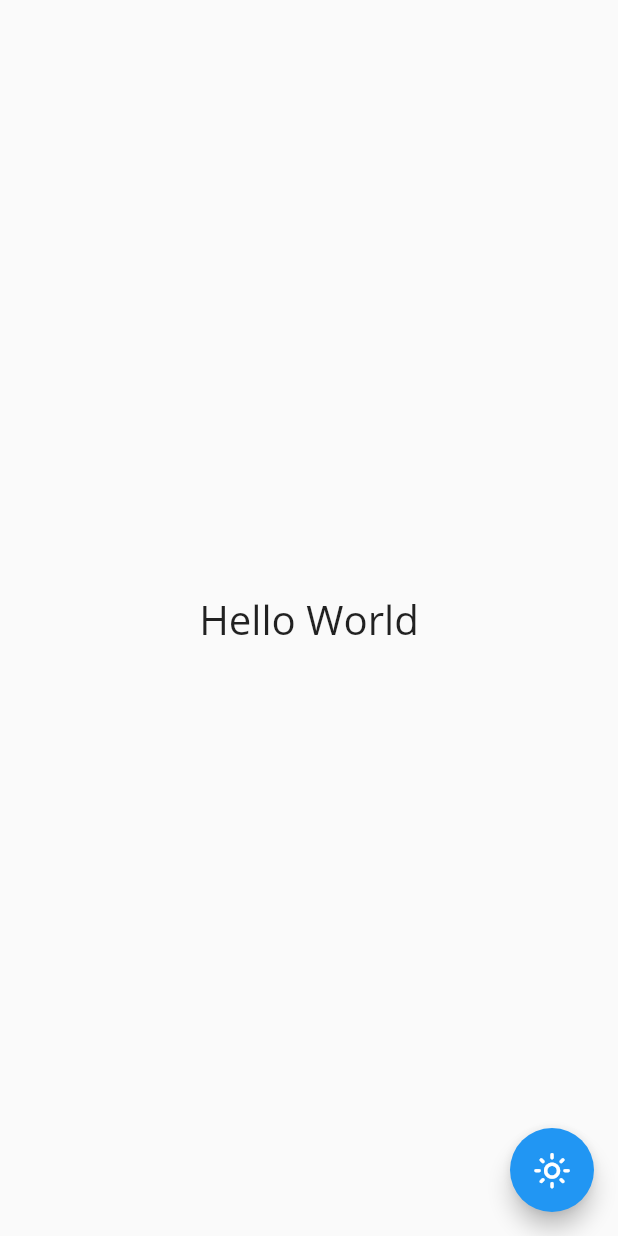
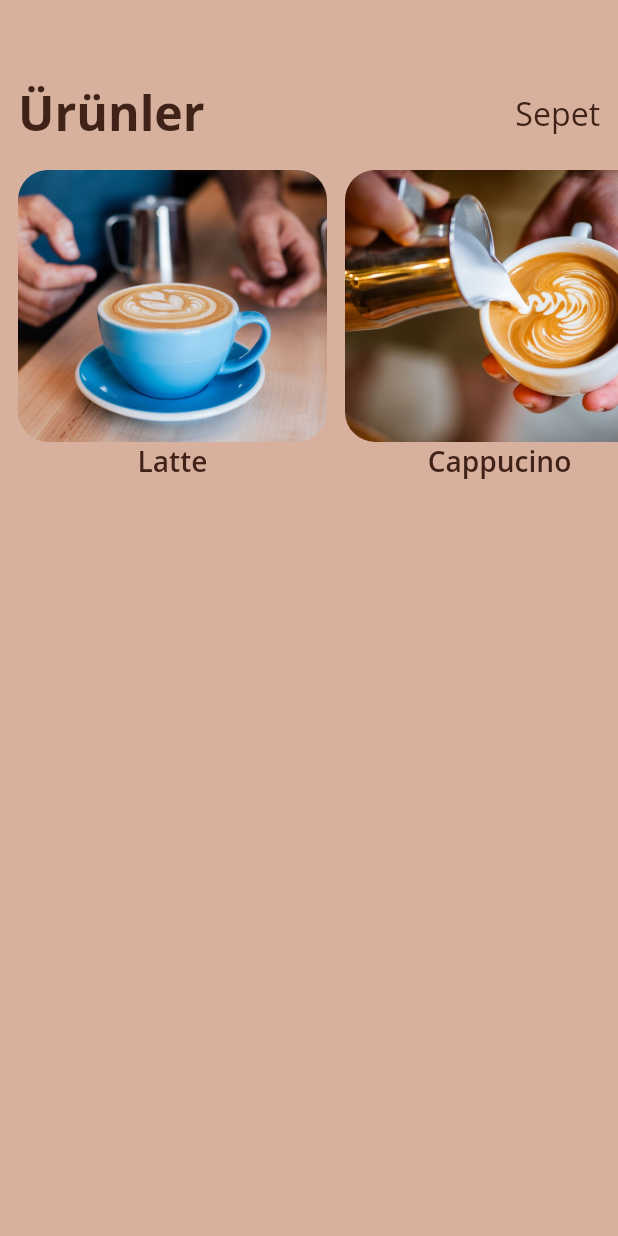
Before and after one commit to CaferPoyrazoglu/flutter_working_on_getx, a Flutter app: the screen it shows after launch, on a phone screen of 412 x 824 dp. Run offline on Flutter 3.47's test engine with Material 2 defaults, Android fonts, the phone set to English and light mode, and no system bars; our stand-ins replace get, get_storage.

Commit message:
kahve app gelistiriyorum

```diff
--- a/lib/pages/home.dart
+++ b/lib/pages/home.dart
@@ -1,7 +1,7 @@
 import 'package:flutter/material.dart';
 import 'package:myapp/theme/theme_data.dart';
-import 'package:myapp/theme/theme_service.dart';
 import 'package:myapp/widgets/custom_headline.dart';
+import 'package:myapp/widgets/horizontal_slide_item.dart';
 
 class HomePage extends StatefulWidget {
   @override
@@ -12,21 +12,68 @@ class _HomePageState extends State<HomePage> {
   @override
   Widget build(BuildContext context) {
     return Scaffold(
-      floatingActionButton: FloatingActionButton(
-        child: Icon(
-          Icons.light_mode_outlined,
-          size: width / 16.0,
+      backgroundColor: color4,
+      body: bodyGetir(),
+    );
+  }
+
+  bodyGetir() {
+    return Column(
+      children: [
+        SizedBox(
+          height: height * 0.05,
         ),
-        onPressed: () {
-          ThemeService().changeThemeMode();
-        },
+        baslikSatirGetir(),
+        SizedBox(
+          height: height * 0.005,
+        ),
+        slideGetir(),
+        SizedBox(
+          height: height * 0.020,
+        ),
+      ],
+    );
+  }
+
+  Expanded slideGetir() {
+    return Expanded(
+      child: ListView(
+        padding: EdgeInsets.symmetric(horizontal: 6.0),
+        physics: BouncingScrollPhysics(),
+        scrollDirection: Axis.horizontal,
+        children: [
+          HorizontalSlideItem(
+            image: "assets/images/coffee03.jpg",
+            name: "Latte",
+          ),
+          HorizontalSlideItem(
+            image: "assets/images/coffee02.jpg",
+            name: "Cappucino",
+          ),
+          HorizontalSlideItem(
+            image: "assets/images/coffee01.jpg",
+            name: "Americano",
+          ),
+        ],
       ),
-      body: Center(
-          child: Container(
-        child: CustomHeadline(
-          text: "Hello World",
-        ),
-      )),
+    );
+  }
+
+  Padding baslikSatirGetir() {
+    return Padding(
+      padding: mainPadding,
+      child: Row(
+        mainAxisAlignment: MainAxisAlignment.spaceBetween,
+        children: [
+          CustomHeadline(
+            text: "Ürünler",
+            myColor: color1,
+            fSize: 1.2,
+            myFW: FontWeight.bold,
+          ),
+          CustomHeadline(text: "Sepet", fSize: 0.8, myColor: color1),
+        ],
+      ),
     );
   }
 }
--- a/lib/theme/theme_service.dart
+++ b/lib/theme/theme_service.dart
@@ -32,6 +32,6 @@ class Themes {
     iconTheme: const IconThemeData(color: Colors.black),
   );
   final darkTheme = ThemeData.dark().copyWith(
-    primaryColor: colorPrimary,
+    primaryColor: color1,
   );
 }
--- /dev/null
+++ b/lib/widgets/horizontal_slide_item.dart
@@ -0,0 +1,38 @@
+import 'package:flutter/material.dart';
+import 'package:myapp/theme/theme_data.dart';
+import 'custom_headline.dart';
+
+class HorizontalSlideItem extends StatelessWidget {
+  final String? name;
+  final String? image;
+
+  const HorizontalSlideItem({Key? key, this.name, this.image})
+      : super(key: key);
+
+  @override
+  Widget build(BuildContext context) {
+    return Padding(
+      padding: EdgeInsets.symmetric(horizontal: 6.0),
+      child: Column(
+        children: [
+          ClipRRect(
+            borderRadius: BorderRadius.circular(20),
+            child: Image.asset(
+              image!,
+              fit: BoxFit.cover,
+              width: width * 0.5,
+              height: height * 0.22,
+            ),
+          ),
+          CustomHeadline(
+            text: name!,
+            fSize: 0.7,
+            myColor: color1,
+            myFW: FontWeight.w600,
+            myTa: TextAlign.start,
+          )
+        ],
+      ),
+    );
+  }
+}
```
Also changed, not shown: lib/theme/theme_data.dart (+5 -85 lines), assets/images/broccoli.png (deleted), assets/images/broccoli@2x.png (deleted), assets/images/broccoli@3x.png (deleted), assets/images/coffee01.jpg (added), assets/images/coffee02.jpg (added), assets/images/coffee03.jpg (added).
